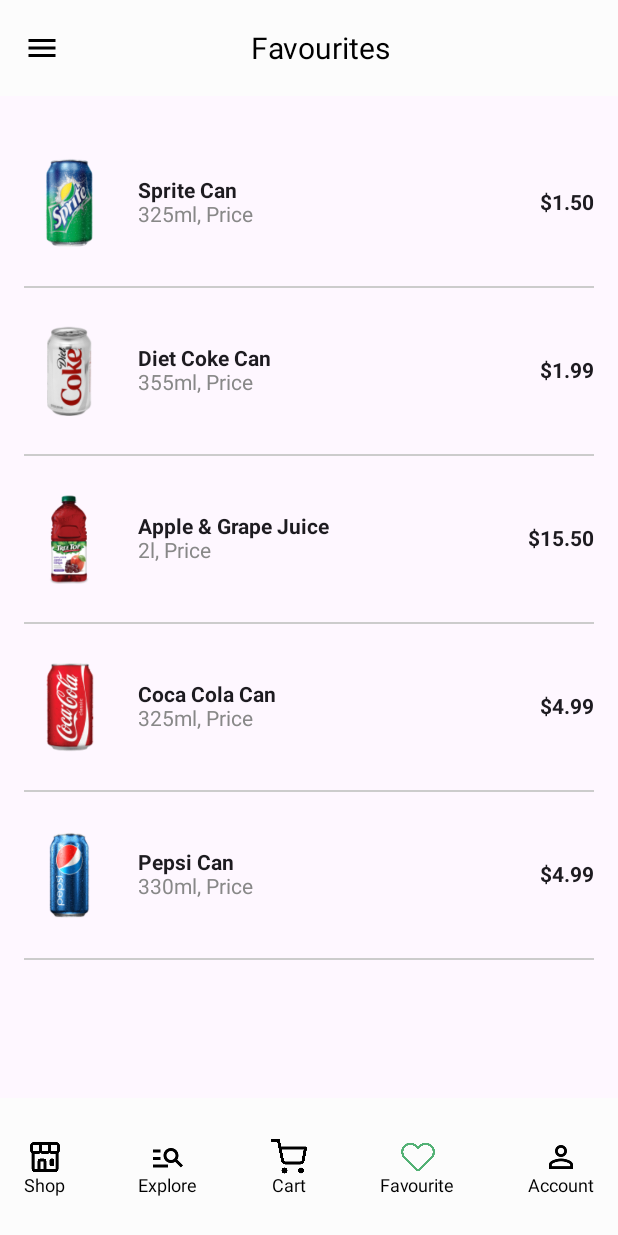
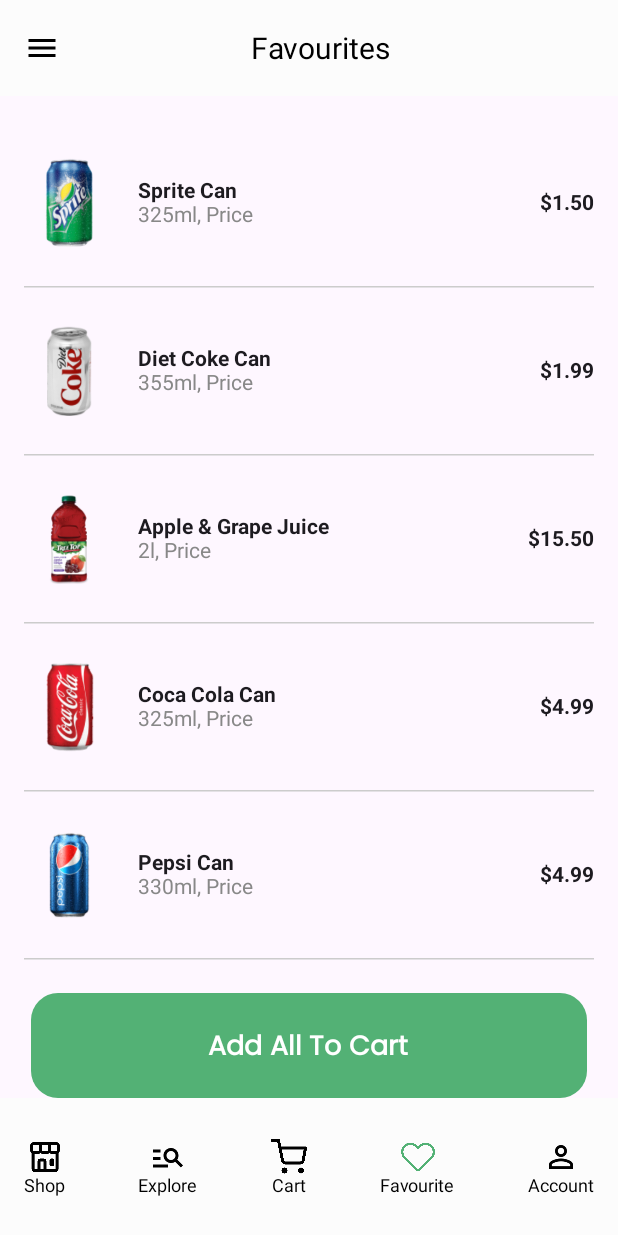
Before and after one commit to maticukier/Grupo_6, an Android app built with Jetpack Compose: the @Preview function FavouriteScreenPreview, on a phone screen of 412 x 824 dp. Run offline under Robolectric (Android 15) with nearby library versions, the phone set to English and light mode, and no system bars.

Commit message:
ErrorScreen y logica de pop-up en FavouriteScreen

```diff
--- a/app/src/main/java/com/example/grupo_6/FavouriteScreen.kt
+++ b/app/src/main/java/com/example/grupo_6/FavouriteScreen.kt
@@ -14,15 +14,25 @@
 import androidx.compose.ui.Alignment
 import androidx.compose.ui.Modifier
 import androidx.compose.ui.graphics.Color
+import androidx.compose.ui.res.colorResource
 import androidx.compose.ui.res.painterResource
+import androidx.compose.ui.text.font.Font
+import androidx.compose.ui.text.font.FontFamily
 import androidx.compose.ui.text.font.FontWeight
 import androidx.compose.ui.tooling.preview.Preview
 import androidx.compose.ui.unit.dp
+import androidx.compose.ui.unit.sp
 import androidx.navigation.NavHostController
 import androidx.navigation.compose.rememberNavController
 
+
 @Composable
 fun FavouriteScreen(navController: NavHostController, isDarkMode: Boolean) {
+    val poppins = FontFamily(
+        Font(R.font.poppins_regular),
+    )
+    val showErrorScreen = remember { mutableStateOf(false) }
+
     Scaffold(
         bottomBar = { Footer(navController = navController, selectedRoute = "favourite", isDarkMode = isDarkMode) }
     ) { innerPadding ->
@@ -31,32 +41,42 @@
                 .fillMaxSize()
                 .padding(innerPadding)
         ) {
-            // El Header ahora acepta el estado de modo oscuro
             Header(title = "Favourites", isDarkMode = isDarkMode)
             LazyColumn(
                 modifier = Modifier
-                    .fillMaxSize()
+                    .weight(1f) // Ensure LazyColumn takes available space
                     .padding(16.dp)
             ) {
                 items(FavouriteProducts) { product ->
                     FavouriteProductItem(product)
-                    Divider(color = Color.LightGray, thickness = 1.dp)
+                    HorizontalDivider(thickness = 1.dp, color = Color.LightGray)
                 }
             }
+
             Button(
-                onClick = { /* Add all to cart */ },
+                onClick = { showErrorScreen.value = true },
                 modifier = Modifier
-                    .fillMaxWidth()
-                    .height(100.dp)
-                    .padding(16.dp),
-                colors = ButtonDefaults.buttonColors(containerColor = Color(0xFF53B175)),
+                    .align(Alignment.CenterHorizontally)
+                    .fillMaxWidth(0.9f)
+                    .height(70.dp),
+                colors = ButtonDefaults.buttonColors(containerColor = colorResource(id = R.color.Splash)),
                 shape = RoundedCornerShape(18.dp)
             ) {
-                Text("Add All To Cart", color = Color.White)
+                Text(
+                    "Add All To Cart",
+                    fontSize = 18.sp,
+                    fontFamily = poppins,
+                    fontWeight = FontWeight.ExtraBold,
+                )
             }
         }
     }
+
+    if (showErrorScreen.value) {
+        ErrorScreen(navController = navController, onDismissRequest = { showErrorScreen.value = false })
+    }
 }
+
 
 
 
```
Also changed, not shown: app/src/main/java/com/example/grupo_6/ErrorScreen.kt (added, +161 -0 lines), app/src/main/res/drawable/bolsaalimentos.png (added).
